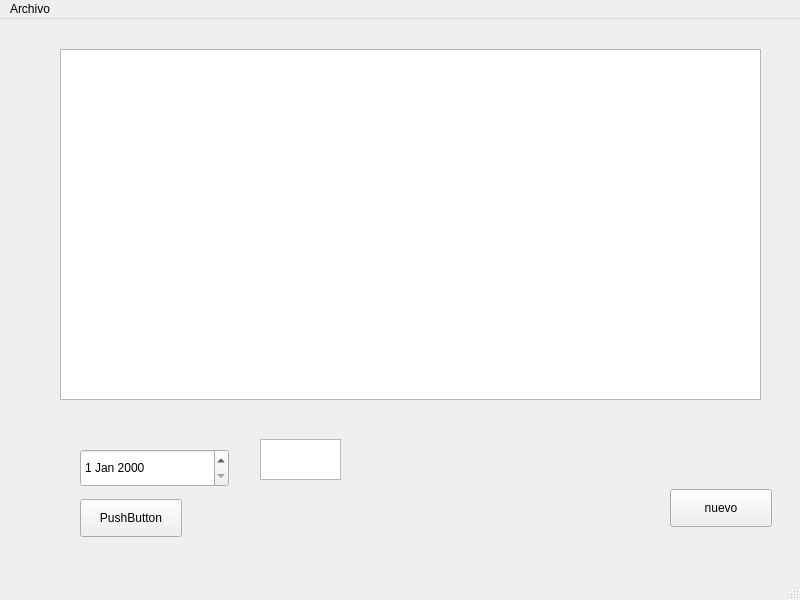
Above: infomesasmain.ui from waltermas-gitter/infomesas-gui before the change. Below: the same form after it.
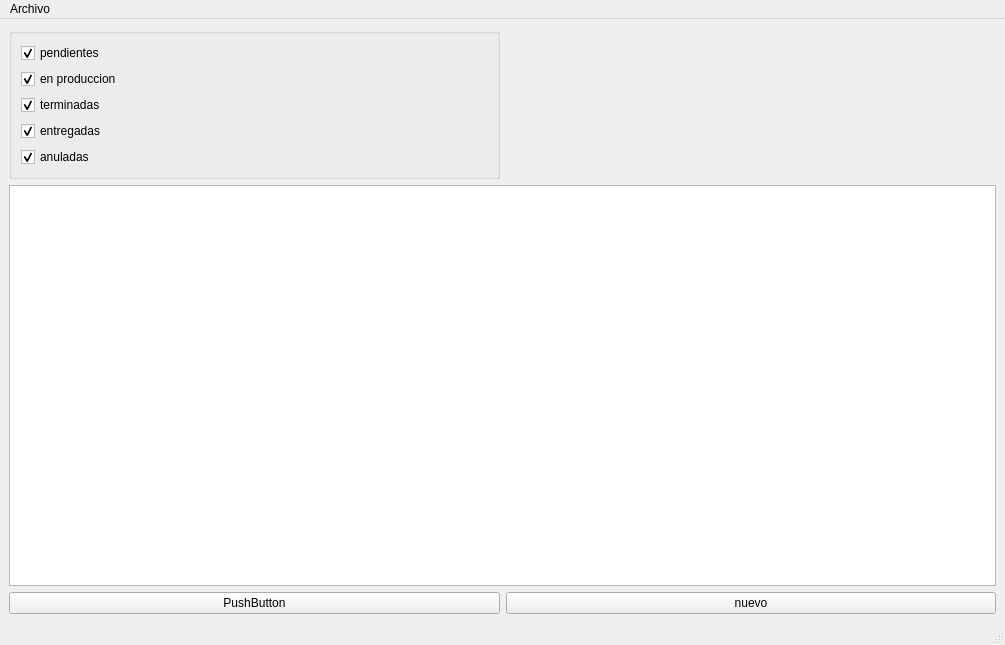
That is the form after the change.

The edit to the form file:
```diff
--- a/infomesasmain.ui
+++ b/infomesasmain.ui
@@ -6,83 +6,106 @@
    <rect>
     <x>0</x>
     <y>0</y>
-    <width>800</width>
-    <height>600</height>
+    <width>1005</width>
+    <height>645</height>
    </rect>
   </property>
   <property name="windowTitle">
    <string>MainWindow</string>
   </property>
   <widget class="QWidget" name="centralwidget">
-   <widget class="QPushButton" name="nuevoPushButton">
-    <property name="geometry">
-     <rect>
-      <x>670</x>
-      <y>470</y>
-      <width>102</width>
-      <height>38</height>
-     </rect>
-    </property>
-    <property name="text">
-     <string>nuevo</string>
-    </property>
-   </widget>
-   <widget class="QTableWidget" name="pedidosTableWidget">
-    <property name="geometry">
-     <rect>
-      <x>60</x>
-      <y>30</y>
-      <width>701</width>
-      <height>351</height>
-     </rect>
-    </property>
-    <property name="editTriggers">
-     <set>QAbstractItemView::NoEditTriggers</set>
-    </property>
-    <attribute name="verticalHeaderVisible">
-     <bool>false</bool>
-    </attribute>
-   </widget>
-   <widget class="QTableView" name="pedidosTableView">
-    <property name="geometry">
-     <rect>
-      <x>260</x>
-      <y>420</y>
-      <width>81</width>
-      <height>41</height>
-     </rect>
-    </property>
-   </widget>
-   <widget class="QDateEdit" name="dateEdit">
-    <property name="geometry">
-     <rect>
-      <x>80</x>
-      <y>430</y>
-      <width>149</width>
-      <height>38</height>
-     </rect>
-    </property>
-   </widget>
-   <widget class="QPushButton" name="pendientesPushButton">
-    <property name="geometry">
-     <rect>
-      <x>80</x>
-      <y>480</y>
-      <width>102</width>
-      <height>38</height>
-     </rect>
-    </property>
-    <property name="text">
-     <string>PushButton</string>
-    </property>
-   </widget>
+   <layout class="QGridLayout" name="gridLayout">
+    <item row="2" column="1">
+     <widget class="QPushButton" name="nuevoPushButton">
+      <property name="text">
+       <string>nuevo</string>
+      </property>
+     </widget>
+    </item>
+    <item row="2" column="0">
+     <widget class="QPushButton" name="pendientesPushButton">
+      <property name="text">
+       <string>PushButton</string>
+      </property>
+     </widget>
+    </item>
+    <item row="0" column="0">
+     <widget class="QGroupBox" name="groupBox">
+      <property name="title">
+       <string/>
+      </property>
+      <layout class="QVBoxLayout" name="verticalLayout">
+       <item>
+        <widget class="QCheckBox" name="pendientesCheckBox">
+         <property name="text">
+          <string>pendientes</string>
+         </property>
+         <property name="checked">
+          <bool>true</bool>
+         </property>
+        </widget>
+       </item>
+       <item>
+        <widget class="QCheckBox" name="enproduccionCheckBox">
+         <property name="text">
+          <string>en produccion</string>
+         </property>
+         <property name="checked">
+          <bool>true</bool>
+         </property>
+        </widget>
+       </item>
+       <item>
+        <widget class="QCheckBox" name="terminadasCheckBox">
+         <property name="text">
+          <string>terminadas</string>
+         </property>
+         <property name="checked">
+          <bool>true</bool>
+         </property>
+        </widget>
+       </item>
+       <item>
+        <widget class="QCheckBox" name="entregadasCheckBox">
+         <property name="text">
+          <string>entregadas</string>
+         </property>
+         <property name="checked">
+          <bool>true</bool>
+         </property>
+        </widget>
+       </item>
+       <item>
+        <widget class="QCheckBox" name="anuladasCheckBox">
+         <property name="text">
+          <string>anuladas</string>
+         </property>
+         <property name="checked">
+          <bool>true</bool>
+         </property>
+        </widget>
+       </item>
+      </layout>
+     </widget>
+    </item>
+    <item row="1" column="0" colspan="2">
+     <widget class="QTableWidget" name="pedidosTableWidget">
+      <property name="editTriggers">
+       <set>QAbstractItemView::NoEditTriggers</set>
+      </property>
+      <attribute name="verticalHeaderVisible">
+       <bool>false</bool>
+      </attribute>
+     </widget>
+    </item>
+   </layout>
   </widget>
   <widget class="QMenuBar" name="menubar">
    <property name="geometry">
     <rect>
      <x>0</x>
      <y>0</y>
-     <width>800</width>
+     <width>1005</width>
      <height>35</height>
     </rect>
    </property>
```
